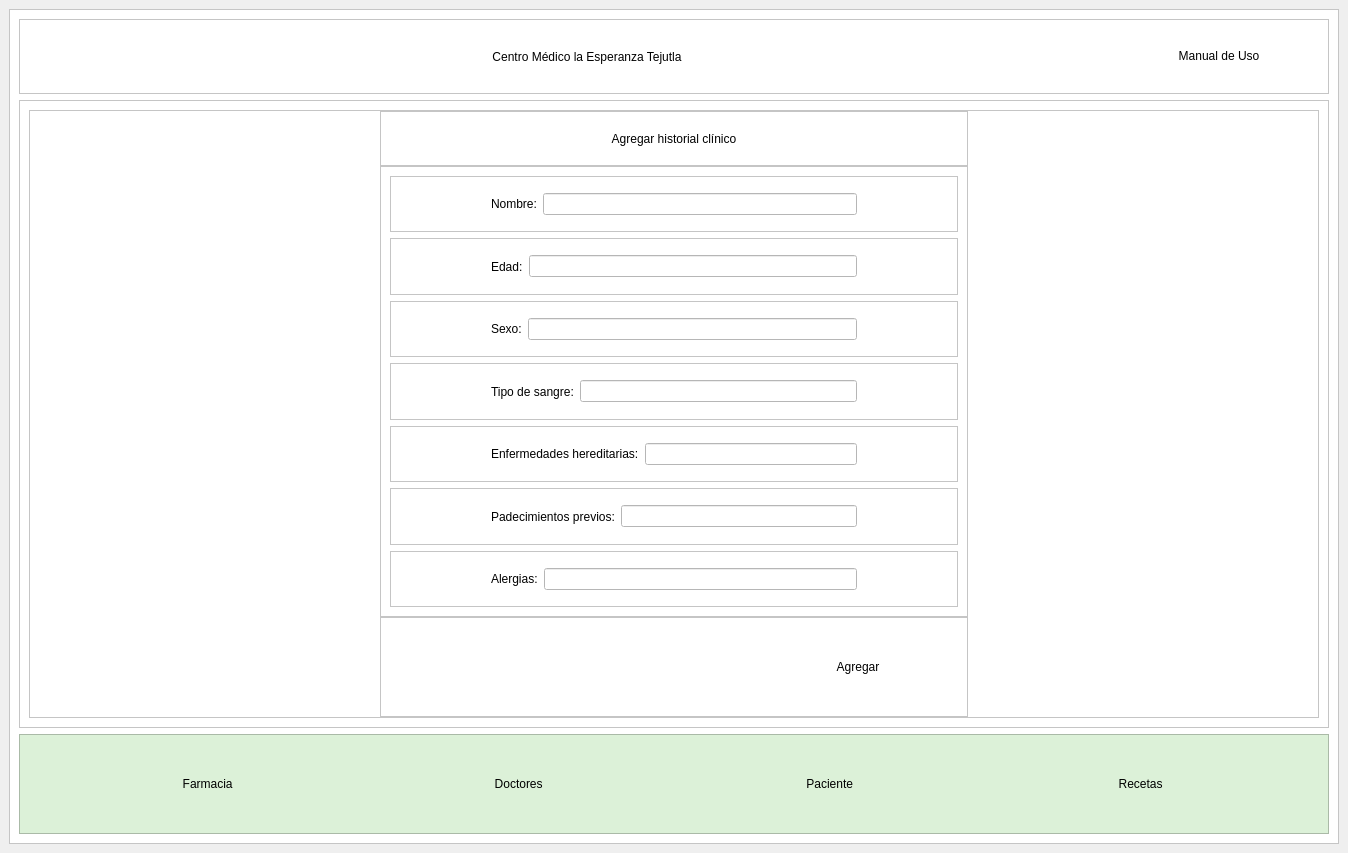
Qt form views/CentroMedicoTejutla.ui (andree-ro/HospitalLaEsperanza) before a commit.
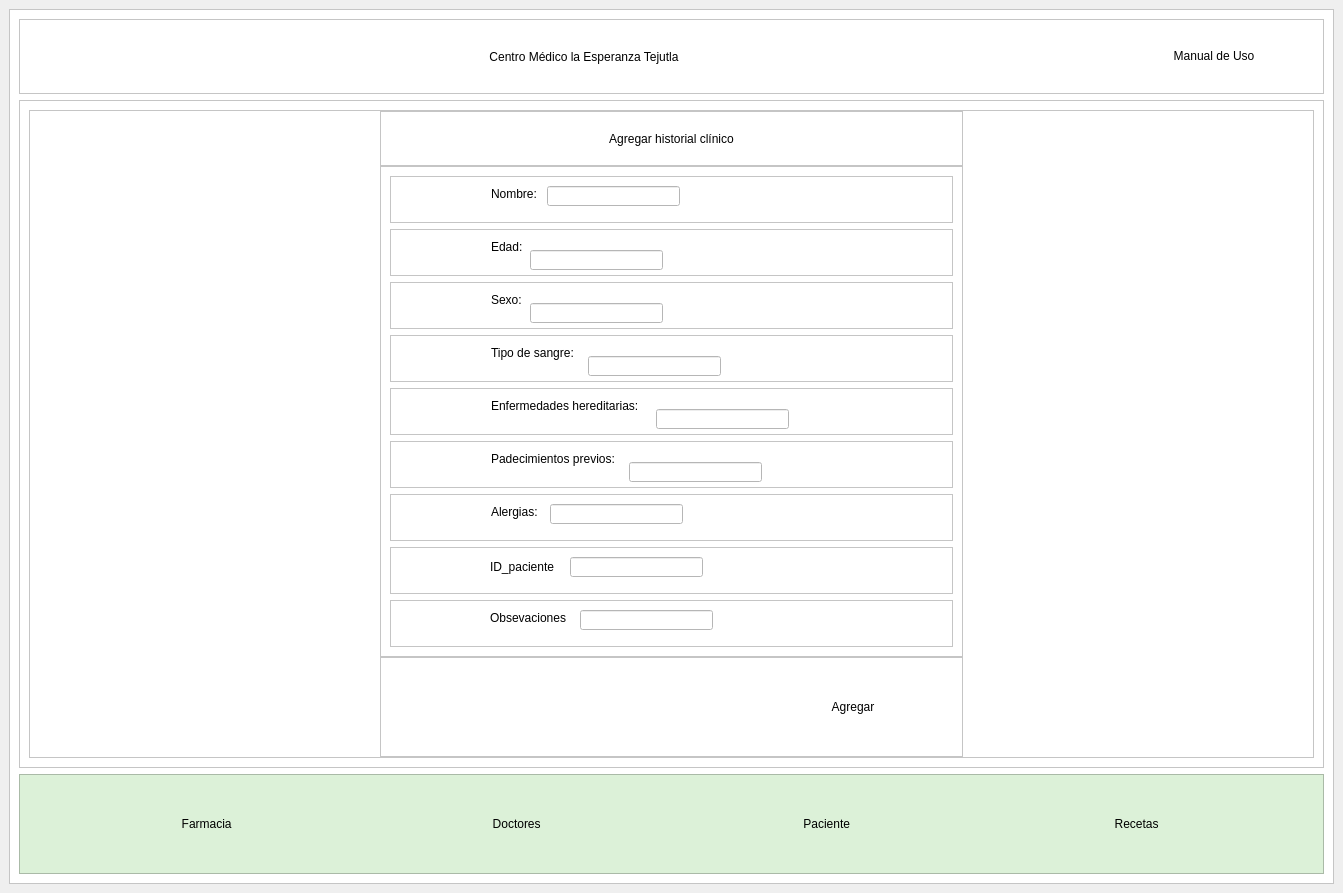
The same form after that commit. The open tabs and pages were chosen to show the change. Icons and pictures are not drawn.

Commit message: crud historial

The edit to the form file:
```diff
--- a/views/CentroMedicoTejutla.ui
+++ b/views/CentroMedicoTejutla.ui
@@ -6,8 +6,8 @@
    <rect>
     <x>0</x>
     <y>0</y>
-    <width>1348</width>
-    <height>853</height>
+    <width>1343</width>
+    <height>893</height>
    </rect>
   </property>
   <property name="windowTitle">
@@ -26,8 +26,8 @@
       <property name="frameShadow">
        <enum>QFrame::Raised</enum>
       </property>
-      <layout class="QVBoxLayout" name="verticalLayout">
-       <item>
+      <layout class="QGridLayout" name="gridLayout">
+       <item row="0" column="0">
         <widget class="QFrame" name="frame_4">
          <property name="minimumSize">
           <size>
@@ -182,7 +182,7 @@
          </layout>
         </widget>
        </item>
-       <item>
+       <item row="1" column="0">
         <widget class="QFrame" name="frame_2">
          <property name="maximumSize">
           <size>
@@ -4884,6 +4884,9 @@
              <layout class="QHBoxLayout" name="horizontalLayout_61">
               <item>
                <widget class="QFrame" name="frame_162">
+                <property name="enabled">
+                 <bool>true</bool>
+                </property>
                 <property name="frameShape">
                  <enum>QFrame::StyledPanel</enum>
                 </property>
@@ -4958,72 +4961,8 @@
                    <property name="frameShadow">
                     <enum>QFrame::Raised</enum>
                    </property>
-                   <layout class="QVBoxLayout" name="verticalLayout_49">
-                    <item>
-                     <widget class="QFrame" name="frame_166">
-                      <property name="frameShape">
-                       <enum>QFrame::StyledPanel</enum>
-                      </property>
-                      <property name="frameShadow">
-                       <enum>QFrame::Raised</enum>
-                      </property>
-                      <layout class="QHBoxLayout" name="horizontalLayout_129">
-                       <property name="leftMargin">
-                        <number>100</number>
-                       </property>
-                       <property name="rightMargin">
-                        <number>100</number>
-                       </property>
-                       <item>
-                        <widget class="QLabel" name="label_97">
-                         <property name="styleSheet">
-                          <string notr="true">color: rgb(0,0,0);
-font: 75 10pt &quot;Open Sans Semibold&quot;</string>
-                         </property>
-                         <property name="text">
-                          <string>Nombre:</string>
-                         </property>
-                        </widget>
-                       </item>
-                       <item>
-                        <widget class="QLineEdit" name="horarioCita_le_2"/>
-                       </item>
-                      </layout>
-                     </widget>
-                    </item>
-                    <item>
-                     <widget class="QFrame" name="descripcionCita_le_2">
-                      <property name="frameShape">
-                       <enum>QFrame::StyledPanel</enum>
-                      </property>
-                      <property name="frameShadow">
-                       <enum>QFrame::Raised</enum>
-                      </property>
-                      <layout class="QHBoxLayout" name="horizontalLayout_131">
-                       <property name="leftMargin">
-                        <number>100</number>
-                       </property>
-                       <property name="rightMargin">
-                        <number>100</number>
-                       </property>
-                       <item>
-                        <widget class="QLabel" name="label_98">
-                         <property name="styleSheet">
-                          <string notr="true">color: rgb(0,0,0);
-font: 75 10pt &quot;Open Sans Semibold&quot;</string>
-                         </property>
-                         <property name="text">
-                          <string>Edad:</string>
-                         </property>
-                        </widget>
-                       </item>
-                       <item>
-                        <widget class="QLineEdit" name="descripcionCita_ln_2"/>
-                       </item>
-                      </layout>
-                     </widget>
-                    </item>
-                    <item>
+                   <layout class="QGridLayout" name="gridLayout_2">
+                    <item row="3" column="0">
                      <widget class="QFrame" name="frame_169">
                       <property name="frameShape">
                        <enum>QFrame::StyledPanel</enum>
@@ -5031,63 +4970,36 @@
                       <property name="frameShadow">
                        <enum>QFrame::Raised</enum>
                       </property>
-                      <layout class="QHBoxLayout" name="horizontalLayout_132">
-                       <property name="leftMargin">
-                        <number>100</number>
+                      <widget class="QLabel" name="label_99">
+                       <property name="geometry">
+                        <rect>
+                         <x>101</x>
+                         <y>10</y>
+                         <width>33</width>
+                         <height>16</height>
+                        </rect>
                        </property>
-                       <property name="rightMargin">
-                        <number>100</number>
-                       </property>
-                       <item>
-                        <widget class="QLabel" name="label_99">
-                         <property name="styleSheet">
-                          <string notr="true">color: rgb(0,0,0);
+                       <property name="styleSheet">
+                        <string notr="true">color: rgb(0,0,0);
 font: 75 10pt &quot;Open Sans Semibold&quot;</string>
-                         </property>
-                         <property name="text">
-                          <string>Sexo:</string>
-                         </property>
-                        </widget>
-                       </item>
-                       <item>
-                        <widget class="QLineEdit" name="pacienteCita_le_2"/>
-                       </item>
-                      </layout>
-                     </widget>
-                    </item>
-                    <item>
-                     <widget class="QFrame" name="frame_79">
-                      <property name="frameShape">
-                       <enum>QFrame::StyledPanel</enum>
-                      </property>
-                      <property name="frameShadow">
-                       <enum>QFrame::Raised</enum>
-                      </property>
-                      <layout class="QHBoxLayout" name="horizontalLayout_133">
-                       <property name="leftMargin">
-                        <number>100</number>
                        </property>
-                       <property name="rightMargin">
-                        <number>100</number>
+                       <property name="text">
+                        <string>Sexo:</string>
                        </property>
-                       <item>
-                        <widget class="QLabel" name="label_100">
-                         <property name="styleSheet">
-                          <string notr="true">color: rgb(0,0,0);
-font: 75 10pt &quot;Open Sans Semibold&quot;</string>
-                         </property>
-                         <property name="text">
-                          <string>Tipo de sangre:</string>
-                         </property>
-                        </widget>
-                       </item>
-                       <item>
-                        <widget class="QLineEdit" name="doctorCita_le_2"/>
-                       </item>
-                      </layout>
+                      </widget>
+                      <widget class="QLineEdit" name="sexoHistorial_le">
+                       <property name="geometry">
+                        <rect>
+                         <x>140</x>
+                         <y>21</y>
+                         <width>133</width>
+                         <height>20</height>
+                        </rect>
+                       </property>
+                      </widget>
                      </widget>
                     </item>
-                    <item>
+                    <item row="5" column="0">
                      <widget class="QFrame" name="frame_80">
                       <property name="frameShape">
                        <enum>QFrame::StyledPanel</enum>
@@ -5095,31 +5007,110 @@
                       <property name="frameShadow">
                        <enum>QFrame::Raised</enum>
                       </property>
-                      <layout class="QHBoxLayout" name="horizontalLayout_137">
-                       <property name="leftMargin">
-                        <number>100</number>
+                      <widget class="QLabel" name="label_107">
+                       <property name="geometry">
+                        <rect>
+                         <x>101</x>
+                         <y>10</y>
+                         <width>159</width>
+                         <height>16</height>
+                        </rect>
                        </property>
-                       <property name="rightMargin">
-                        <number>100</number>
+                       <property name="styleSheet">
+                        <string notr="true">color: rgb(0,0,0);
+font: 75 10pt &quot;Open Sans Semibold&quot;</string>
                        </property>
-                       <item>
-                        <widget class="QLabel" name="label_107">
-                         <property name="styleSheet">
-                          <string notr="true">color: rgb(0,0,0);
+                       <property name="text">
+                        <string>Enfermedades hereditarias:</string>
+                       </property>
+                      </widget>
+                      <widget class="QLineEdit" name="enfHistorial_le">
+                       <property name="geometry">
+                        <rect>
+                         <x>266</x>
+                         <y>21</y>
+                         <width>133</width>
+                         <height>20</height>
+                        </rect>
+                       </property>
+                      </widget>
+                     </widget>
+                    </item>
+                    <item row="2" column="0">
+                     <widget class="QFrame" name="descripcionCita_le_2">
+                      <property name="frameShape">
+                       <enum>QFrame::StyledPanel</enum>
+                      </property>
+                      <property name="frameShadow">
+                       <enum>QFrame::Raised</enum>
+                      </property>
+                      <widget class="QLabel" name="label_98">
+                       <property name="geometry">
+                        <rect>
+                         <x>101</x>
+                         <y>10</y>
+                         <width>33</width>
+                         <height>16</height>
+                        </rect>
+                       </property>
+                       <property name="styleSheet">
+                        <string notr="true">color: rgb(0,0,0);
 font: 75 10pt &quot;Open Sans Semibold&quot;</string>
-                         </property>
-                         <property name="text">
-                          <string>Enfermedades hereditarias:</string>
-                         </property>
-                        </widget>
-                       </item>
-                       <item>
-                        <widget class="QLineEdit" name="doctorCita_le_4"/>
-                       </item>
-                      </layout>
+                       </property>
+                       <property name="text">
+                        <string>Edad:</string>
+                       </property>
+                      </widget>
+                      <widget class="QLineEdit" name="edadHistorial_le">
+                       <property name="geometry">
+                        <rect>
+                         <x>140</x>
+                         <y>21</y>
+                         <width>133</width>
+                         <height>20</height>
+                        </rect>
+                       </property>
+                      </widget>
                      </widget>
                     </item>
-                    <item>
+                    <item row="0" column="0">
+                     <widget class="QFrame" name="frame_166">
+                      <property name="frameShape">
+                       <enum>QFrame::StyledPanel</enum>
+                      </property>
+                      <property name="frameShadow">
+                       <enum>QFrame::Raised</enum>
+                      </property>
+                      <widget class="QLabel" name="label_97">
+                       <property name="geometry">
+                        <rect>
+                         <x>101</x>
+                         <y>10</y>
+                         <width>50</width>
+                         <height>16</height>
+                        </rect>
+                       </property>
+                       <property name="styleSheet">
+                        <string notr="true">color: rgb(0,0,0);
+font: 75 10pt &quot;Open Sans Semibold&quot;</string>
+                       </property>
+                       <property name="text">
+                        <string>Nombre:</string>
+                       </property>
+                      </widget>
+                      <widget class="QLineEdit" name="nombreHistorial_le">
+                       <property name="geometry">
+                        <rect>
+                         <x>157</x>
+                         <y>10</y>
+                         <width>133</width>
+                         <height>20</height>
+                        </rect>
+                       </property>
+                      </widget>
+                     </widget>
+                    </item>
+                    <item row="6" column="0">
                      <widget class="QFrame" name="frame_82">
                       <property name="frameShape">
                        <enum>QFrame::StyledPanel</enum>
@@ -5127,31 +5118,36 @@
                       <property name="frameShadow">
                        <enum>QFrame::Raised</enum>
                       </property>
-                      <layout class="QHBoxLayout" name="horizontalLayout_151">
-                       <property name="leftMargin">
-                        <number>100</number>
+                      <widget class="QLabel" name="label_109">
+                       <property name="geometry">
+                        <rect>
+                         <x>101</x>
+                         <y>10</y>
+                         <width>132</width>
+                         <height>16</height>
+                        </rect>
                        </property>
-                       <property name="rightMargin">
-                        <number>100</number>
-                       </property>
-                       <item>
-                        <widget class="QLabel" name="label_109">
-                         <property name="styleSheet">
-                          <string notr="true">color: rgb(0,0,0);
+                       <property name="styleSheet">
+                        <string notr="true">color: rgb(0,0,0);
 font: 75 10pt &quot;Open Sans Semibold&quot;</string>
-                         </property>
-                         <property name="text">
-                          <string>Padecimientos previos:</string>
-                         </property>
-                        </widget>
-                       </item>
-                       <item>
-                        <widget class="QLineEdit" name="doctorCita_le_6"/>
-                       </item>
-                      </layout>
+                       </property>
+                       <property name="text">
+                        <string>Padecimientos previos:</string>
+                       </property>
+                      </widget>
+                      <widget class="QLineEdit" name="padHistorial_le">
+                       <property name="geometry">
+                        <rect>
+                         <x>239</x>
+                         <y>21</y>
+                         <width>133</width>
+                         <height>20</height>
+                        </rect>
+                       </property>
+                      </widget>
                      </widget>
                     </item>
-                    <item>
+                    <item row="7" column="0">
                      <widget class="QFrame" name="frame_81">
                       <property name="frameShape">
                        <enum>QFrame::StyledPanel</enum>
@@ -5159,28 +5155,144 @@
                       <property name="frameShadow">
                        <enum>QFrame::Raised</enum>
                       </property>
-                      <layout class="QHBoxLayout" name="horizontalLayout_144">
-                       <property name="leftMargin">
-                        <number>100</number>
+                      <widget class="QLabel" name="label_108">
+                       <property name="geometry">
+                        <rect>
+                         <x>101</x>
+                         <y>10</y>
+                         <width>51</width>
+                         <height>16</height>
+                        </rect>
                        </property>
-                       <property name="rightMargin">
-                        <number>100</number>
+                       <property name="styleSheet">
+                        <string notr="true">color: rgb(0,0,0);
+font: 75 10pt &quot;Open Sans Semibold&quot;</string>
                        </property>
-                       <item>
-                        <widget class="QLabel" name="label_108">
-                         <property name="styleSheet">
-                          <string notr="true">color: rgb(0,0,0);
+                       <property name="text">
+                        <string>Alergias:</string>
+                       </property>
+                      </widget>
+                      <widget class="QLineEdit" name="alergiaHistorial_le">
+                       <property name="geometry">
+                        <rect>
+                         <x>160</x>
+                         <y>10</y>
+                         <width>133</width>
+                         <height>20</height>
+                        </rect>
+                       </property>
+                      </widget>
+                     </widget>
+                    </item>
+                    <item row="4" column="0">
+                     <widget class="QFrame" name="frame_79">
+                      <property name="frameShape">
+                       <enum>QFrame::StyledPanel</enum>
+                      </property>
+                      <property name="frameShadow">
+                       <enum>QFrame::Raised</enum>
+                      </property>
+                      <widget class="QLabel" name="label_100">
+                       <property name="geometry">
+                        <rect>
+                         <x>101</x>
+                         <y>10</y>
+                         <width>91</width>
+                         <height>16</height>
+                        </rect>
+                       </property>
+                       <property name="styleSheet">
+                        <string notr="true">color: rgb(0,0,0);
 font: 75 10pt &quot;Open Sans Semibold&quot;</string>
-                         </property>
-                         <property name="text">
-                          <string>Alergias:</string>
-                         </property>
-                        </widget>
-                       </item>
-                       <item>
-                        <widget class="QLineEdit" name="doctorCita_le_5"/>
-                       </item>
-                      </layout>
+                       </property>
+                       <property name="text">
+                        <string>Tipo de sangre:</string>
+                       </property>
+                      </widget>
+                      <widget class="QLineEdit" name="tipoHistorial_le">
+                       <property name="geometry">
+                        <rect>
+                         <x>198</x>
+                         <y>21</y>
+                         <width>133</width>
+                         <height>20</height>
+                        </rect>
+                       </property>
+                      </widget>
+                     </widget>
+                    </item>
+                    <item row="8" column="0">
+                     <widget class="QFrame" name="frame_193">
+                      <property name="frameShape">
+                       <enum>QFrame::StyledPanel</enum>
+                      </property>
+                      <property name="frameShadow">
+                       <enum>QFrame::Raised</enum>
+                      </property>
+                      <widget class="QLabel" name="label_135">
+                       <property name="geometry">
+                        <rect>
+                         <x>100</x>
+                         <y>10</y>
+                         <width>71</width>
+                         <height>20</height>
+                        </rect>
+                       </property>
+                       <property name="styleSheet">
+                        <string notr="true">color: rgb(0,0,0);
+font: 75 10pt &quot;Open Sans Semibold&quot;</string>
+                       </property>
+                       <property name="text">
+                        <string>ID_paciente</string>
+                       </property>
+                      </widget>
+                      <widget class="QLineEdit" name="id_paHistorial_le">
+                       <property name="geometry">
+                        <rect>
+                         <x>180</x>
+                         <y>10</y>
+                         <width>133</width>
+                         <height>20</height>
+                        </rect>
+                       </property>
+                      </widget>
+                     </widget>
+                    </item>
+                    <item row="9" column="0">
+                     <widget class="QFrame" name="frame_173">
+                      <property name="frameShape">
+                       <enum>QFrame::StyledPanel</enum>
+                      </property>
+                      <property name="frameShadow">
+                       <enum>QFrame::Raised</enum>
+                      </property>
+                      <widget class="QLabel" name="label_101">
+                       <property name="geometry">
+                        <rect>
+                         <x>100</x>
+                         <y>10</y>
+                         <width>81</width>
+                         <height>16</height>
+                        </rect>
+                       </property>
+                       <property name="styleSheet">
+                        <string notr="true">color: rgb(0,0,0);
+font: 75 10pt &quot;Open Sans Semibold&quot;</string>
+                       </property>
+                       <property name="text">
+                        <string>Obsevaciones</string>
+                       </property>
+                      </widget>
+                      <widget class="QLineEdit" name="obseHistorial_le">
+                       <property name="geometry">
+                        <rect>
+                         <x>190</x>
+                         <y>10</y>
+                         <width>133</width>
+                         <height>20</height>
+                        </rect>
+                       </property>
+                      </widget>
                      </widget>
                     </item>
                    </layout>
@@ -10300,7 +10412,7 @@
          </layout>
         </widget>
        </item>
-       <item>
+       <item row="2" column="0">
         <widget class="QFrame" name="frame_modulos">
          <property name="minimumSize">
           <size>
```
Left out of the diff: 10 changed lines with no effect on the pictures. The commit also changes 3 other files.
